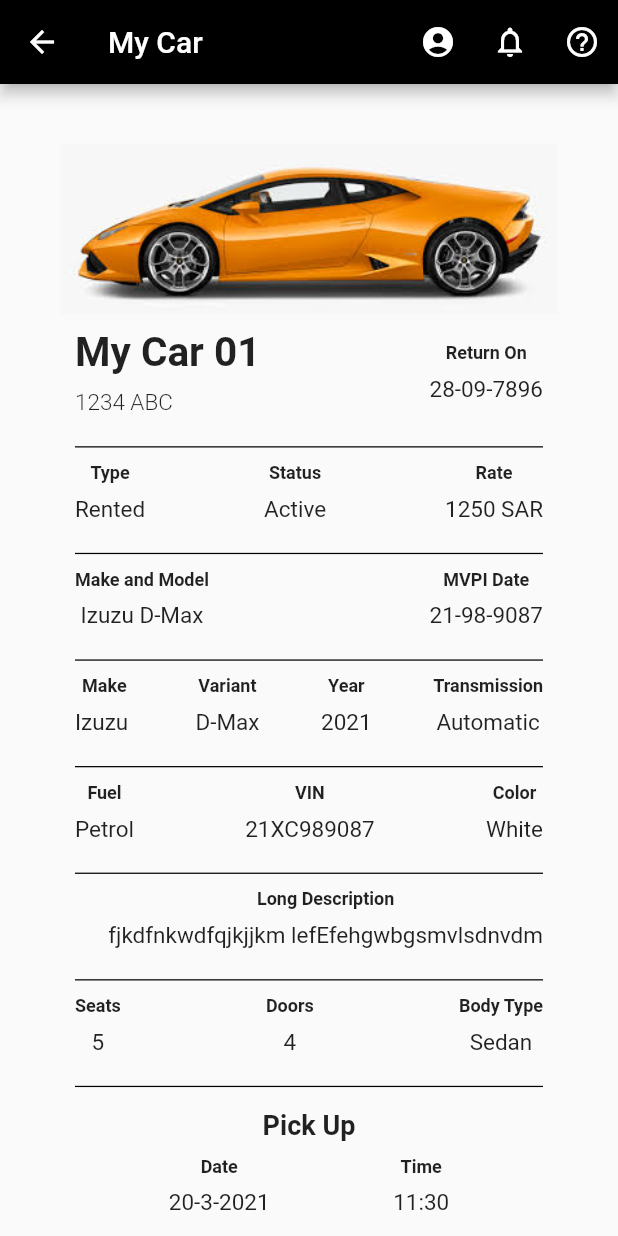
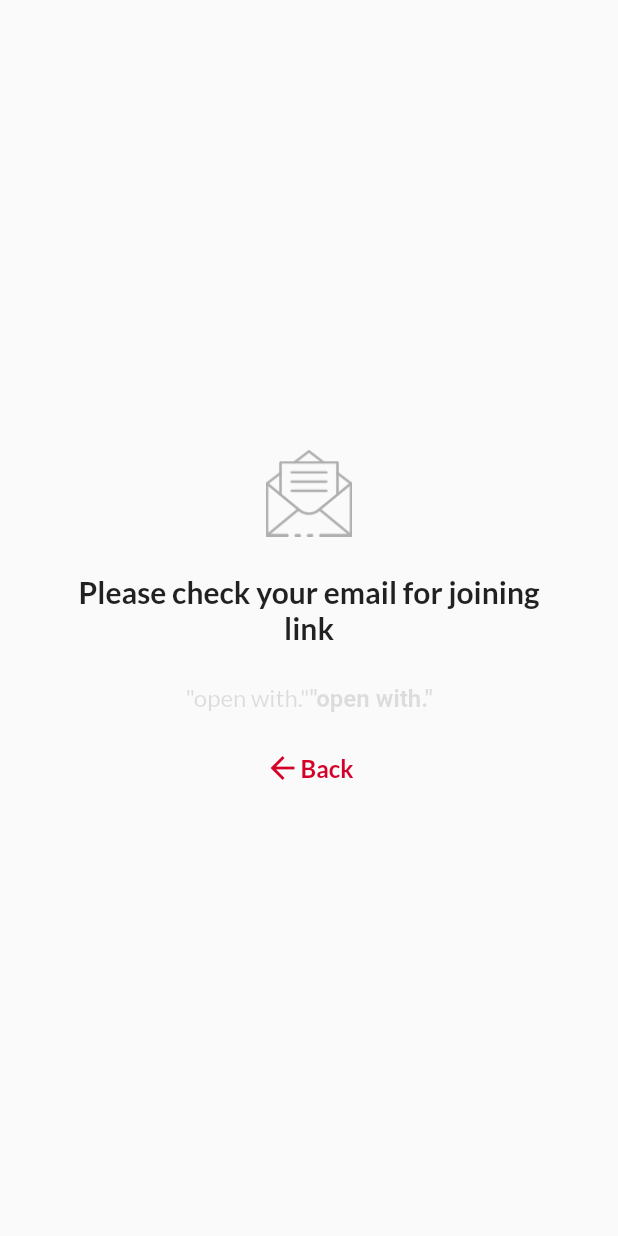
Before and after one commit to nasrinsamad19/hala_avis_car, a Flutter app: the screen it shows after launch, on a phone screen of 412 x 824 dp. Run offline on Flutter 3.47's test engine with Material 2 defaults, Android fonts, the phone set to English and light mode, and no system bars; our stand-ins replace dio, dotted_border, google_fonts, permission_handler, shared_preferences, sqflite and 1 more; missing offline and left inert: ext_storage, flutter_pdfview; accounts and stored records are empty.

Commit message:
Added Email Link UI

```diff
--- /dev/null
+++ b/i18n_hala_email_ui/ar.json
@@ -0,0 +1,6 @@
+{
+  "title": "يرجى التحقق من بريدك الإلكتروني للانضمام إلى الارتباط ",
+  "message1": "لقد أرسلنا لك رابط الانضمام إلى بريدك الإلكتروني. الرجاء فتح الرابط. استخدم هذا التطبيق عندما يُطلب منك ذلك",
+  "message2":"\"مفتوحة مع.\"",
+  "backKey": "خلف"
+}
--- /dev/null
+++ b/i18n_hala_email_ui/en.json
@@ -0,0 +1,6 @@
+{
+  "title": "Please check your email for joining link",
+  "message1": "We\\'ve sent you a joining link to your email. Please open the link. Use this app when asked to ",
+  "message2": "\"open with.\"",
+  "backKey": "Back"
+}
--- a/lib/common/app_constants_or_strings/string_or_constants.dart
+++ b/lib/common/app_constants_or_strings/string_or_constants.dart
@@ -0,0 +1,23 @@
+import 'dart:ui';
+
+import 'package:flutter/material.dart';
+
+Map<int, Color> color =
+{
+  50:Color.fromRGBO(212,0,42, .1),
+  100:Color.fromRGBO(212,0,42, .2),
+  200:Color.fromRGBO(212,0,42, .3),
+  300:Color.fromRGBO(212,0,42, .4),
+  400:Color.fromRGBO(212,0,42, .5),
+  500:Color.fromRGBO(212,0,42, .6),
+  600:Color.fromRGBO(212,0,42, .7),
+  700:Color.fromRGBO(212,0,42, .8),
+  800:Color.fromRGBO(212,0,42, .9),
+  900:Color.fromRGBO(212,0,42, 1)
+};
+
+class ColorNames {
+  Color maroon = const Color(0xffD4002A);
+  Color grey  =  Colors.grey;
+  MaterialColor materialMaroon =  MaterialColor(0xffD4002A, color);
+}
--- a/lib/main.dart
+++ b/lib/main.dart
@@ -1,17 +1,48 @@
 import 'package:flutter/cupertino.dart';
 import 'package:flutter/material.dart';
+import 'package:flutter_localizations/flutter_localizations.dart';
+import 'package:hala_avis_car/screens/I18nSample/AppLanguage.dart';
+import 'package:hala_avis_car/screens/I18nSample/app_localizations.dart';
 import 'package:hala_avis_car/screens/car_details/my_car.dart';
 import 'package:hala_avis_car/screens/drawer/drawer_ui.dart';
 import 'package:hala_avis_car/screens/flutter_database/sample/student_view.dart';
 import 'package:hala_avis_car/screens/flutter_database/sampleui.dart';
+import 'package:hala_avis_car/screens/hala/email_ui.dart';
+import 'package:provider/provider.dart';
 
-void main() => runApp(MyApp());
+void main() async {
+  WidgetsFlutterBinding.ensureInitialized();
+  AppLanguage appLanguage = AppLanguage();
+  await appLanguage.fetchLocale();
+  runApp(MyApp(
+    appLanguage: appLanguage,
+  ));
+}
 
 class MyApp extends StatelessWidget {
+  final AppLanguage appLanguage;
+
+  MyApp({this.appLanguage});
+
   @override
   Widget build(BuildContext context) {
-    return MaterialApp(
-      home: MyCar(),
+    return ChangeNotifierProvider<AppLanguage>(
+      builder: (_) => appLanguage,
+      child: Consumer<AppLanguage>(builder: (context, model, child) {
+        return MaterialApp(
+          locale: model.appLocal,
+          supportedLocales: [
+            Locale('en', 'US'),
+            Locale('ar', ''),
+          ],
+          localizationsDelegates: [
+            AppLocalizations.delegate,
+            GlobalMaterialLocalizations.delegate,
+            GlobalWidgetsLocalizations.delegate,
+          ],
+          home: EmailUi(),
+        );
+      }),
     );
   }
 }
--- a/lib/screens/I18nSample/app_localizations.dart
+++ b/lib/screens/I18nSample/app_localizations.dart
@@ -24,7 +24,7 @@ class AppLocalizations {
   Future<bool> load() async {
     // Load the language JSON file from the "lang" folder
     String jsonString =
-    await rootBundle.loadString('i18n/${locale.languageCode}.json');
+    await rootBundle.loadString('i18n_hala_email_ui/${locale.languageCode}.json');
     Map<String, dynamic> jsonMap = json.decode(jsonString);
 
     _localizedStrings = jsonMap.map((key, value) {
--- a/lib/screens/custom_route.dart
+++ /dev/null
@@ -1,24 +0,0 @@
-import 'package:flutter/material.dart';
-import 'package:hala_avis_car/screens/about.dart';
-import 'package:hala_avis_car/screens/homepage.dart';
-import 'package:hala_avis_car/screens/loginui.dart';
-import 'package:hala_avis_car/screens/settings.dart';
-
-class CustomRouter {
-  static Route<dynamic> generatedRoute(RouteSettings settings) {
-    switch (settings.name) {
-      case homeRoute:
-        return MaterialPageRoute(builder: (_) => HomePage());
-      case aboutRoute:
-        return MaterialPageRoute(builder: (_) => AboutPage());
-      case settingsRoute:
-        return MaterialPageRoute(builder: (_) => SettingsPage());
-      default:
-        return MaterialPageRoute(builder: (_) => LoginUi());
-    }
-  }
-}
-
-const String homeRoute = "home";
-const String aboutRoute = "about";
-const String settingsRoute = "settings";
--- /dev/null
+++ b/lib/screens/hala/email_ui.dart
@@ -0,0 +1,71 @@
+
+import 'package:flutter/material.dart';
+import 'package:google_fonts/google_fonts.dart';
+import 'package:hala_avis_car/common/app_constants_or_strings/string_or_constants.dart';
+import 'package:hala_avis_car/screens/I18nSample/app_localizations.dart';
+
+class EmailUi extends StatefulWidget {
+  @override
+  _EmailUiState createState() => _EmailUiState();
+}
+
+class _EmailUiState extends State<EmailUi> {
+  @override
+  Widget build(BuildContext context) {
+    return MaterialApp(
+      home: Scaffold(
+        body:Container(
+          padding: EdgeInsets.all(40),
+          child: Column(
+            mainAxisAlignment: MainAxisAlignment.center,
+            children: [
+              Container(
+                child: Image(image: AssetImage('assets/email_ui/email (7).png'),height: MediaQuery.of(context).size.height*0.07,),
+              ),
+              Container(
+                height: MediaQuery.of(context).size.height*0.03,
+              ),
+              Text(AppLocalizations.of(context).translate('title'),style: GoogleFonts.lato(
+                fontWeight: FontWeight.bold,
+                fontSize: 20,
+              ),textAlign: TextAlign.center,),
+              Container(
+                height: MediaQuery.of(context).size.height*0.03,
+              ),
+              RichText(text: TextSpan(
+                text: AppLocalizations.of(context).translate('message2'),style: GoogleFonts.lato(
+                fontSize: 16,
+                color: Colors.black12
+
+              ),
+                children: <TextSpan>[
+                  TextSpan(
+                    text: AppLocalizations.of(context).translate('message2'),style: TextStyle(fontWeight: FontWeight.bold)
+                  )
+                ]
+              ),textAlign: TextAlign.center,),
+
+              Container(
+              height: MediaQuery.of(context).size.height*0.03,
+              ),
+              Container(
+                child: Row(
+                  mainAxisAlignment: MainAxisAlignment.center,
+                  children: [
+                    Icon(Icons.arrow_back,color: ColorNames().maroon),
+                    Text(AppLocalizations.of(context).translate('backKey'),style: GoogleFonts.lato(
+                      fontWeight: FontWeight.bold,
+                      fontSize: 16,
+                      color: ColorNames().maroon
+                    )),
+                  ],
+                ),
+              )
+
+            ],
+          ),
+        ),
+      ),
+    );
+  }
+}
--- a/lib/screens/home/home_ui.dart
+++ b/lib/screens/home/home_ui.dart
@@ -19,7 +19,7 @@ class _HomeUiState extends State<HomeUi> {
 
   void _changeLanguage(Language language) async {
     Locale _locale = await setLocale(language.languageCode);
-    MyApp.setLocale(context, _locale);
+    //MyApp.setLocale(context, _locale);
   }
   @override
   Widget build(BuildContext context) {
--- a/pubspec.yaml
+++ b/pubspec.yaml
@@ -44,6 +44,7 @@ dependencies:
     sdk: flutter
   intl: ^0.16.1
   sqflite: ^1.2.0
+  google_fonts: ^1.1.2
 
 
 dev_dependencies:
@@ -67,6 +68,9 @@ flutter:
     - assets/home_lang/
     - i18n/ar.json
     - i18n/en.json
+    - i18n_hala_email_ui/ar.json
+    - i18n_hala_email_ui/en.json
+    - assets/email_ui/email (7).png
   # An image asset can refer to one or more resolution-specific "variants", see
   # https://flutter.dev/assets-and-images/#resolution-aware.
 
```
Also changed, not shown: lib/screens/homepage.dart (deleted, +0 -217 lines), lib/screens/settings.dart (deleted, +0 -54 lines), assets/email_ui/email (7).png (added), pubspec.lock.
